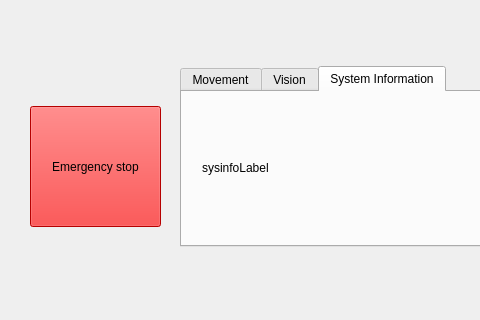
First picture: the form in Vattenfall_ws/src/user_interface/user_interface/P5_GUI.ui, repository jens1906/Robotteknologi-5.-semester, before the edit; both pictures show x 0 to 480 and y 374 to 694 of the 1207 by 694 pixel window.
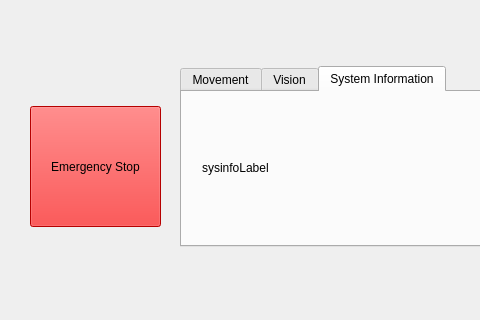
Second picture: the form after the edit. The open tabs and pages were chosen to show the change.

The edit to the form file:
```diff
--- a/Vattenfall_ws/src/user_interface/user_interface/P5_GUI.ui
+++ b/Vattenfall_ws/src/user_interface/user_interface/P5_GUI.ui
@@ -39,7 +39,7 @@
 </string>
     </property>
     <property name="text">
-     <string>Emergency stop</string>
+     <string>Emergency Stop</string>
     </property>
    </widget>
    <widget class="QTabWidget" name="tabWidget">
```
Left out of the diff: 32 changed lines with no effect on the pictures.
